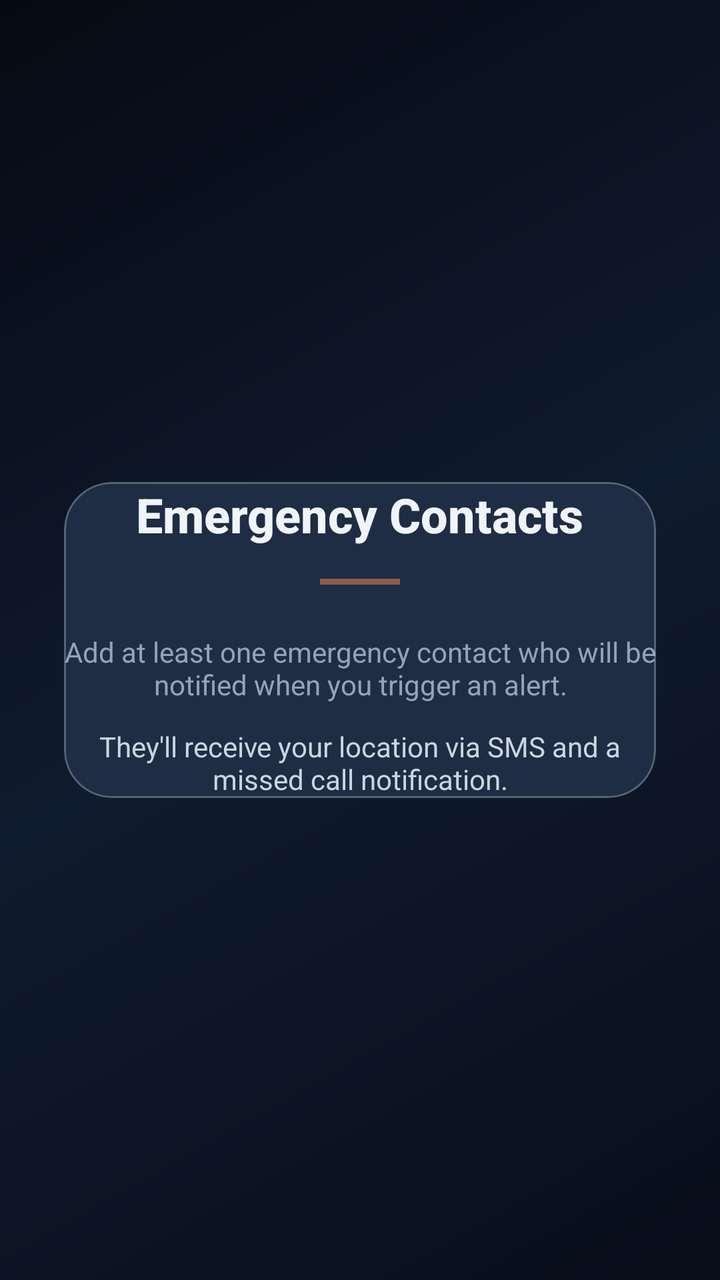
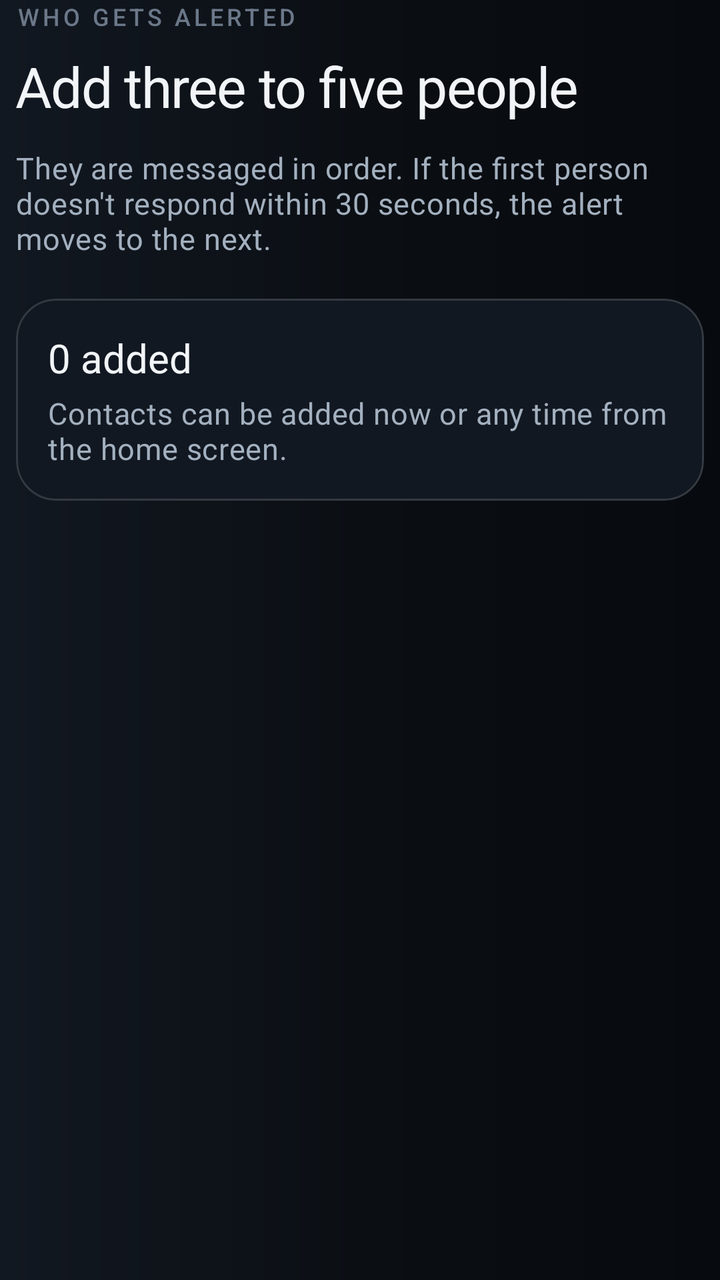

The first picture is an Android layout as it rendered before a commit; the second is the same layout after the commit. The layout source and the unified diff follow.
<!-- AndroidManifest.xml: application theme Theme.RakshaSetu -->
<!-- res/layout/page_onboarding_contacts.xml -->
<?xml version="1.0" encoding="utf-8"?>
<LinearLayout xmlns:android="http://schemas.android.com/apk/res/android"
    xmlns:app="http://schemas.android.com/apk/res-auto"
    android:layout_width="match_parent"
    android:layout_height="match_parent"
    android:orientation="vertical"
    android:background="@drawable/bg_gradient_dark"
    android:gravity="center"
    android:padding="32dp">

    <com.google.android.material.card.MaterialCardView
        android:layout_width="match_parent"
        android:layout_height="wrap_content"
        app:cardCornerRadius="24dp"
        app:cardElevation="0dp"
        app:cardBackgroundColor="@color/glass_card_solid"
        app:strokeColor="@color/glass_border"
        app:strokeWidth="1dp"
        android:padding="32dp">

        <LinearLayout
            android:layout_width="match_parent"
            android:layout_height="wrap_content"
            android:orientation="vertical"
            android:gravity="center">

            <TextView
                android:layout_width="wrap_content"
                android:layout_height="wrap_content"
                android:text="Emergency Contacts"
                android:textSize="24sp"
                android:textStyle="bold"
                android:textColor="@color/text_primary"
                android:fontFamily="sans-serif-medium" />

            <View
                android:layout_width="40dp"
                android:layout_height="3dp"
                android:background="@color/md_theme_primary"
                android:layout_marginTop="16dp"
                android:alpha="0.5" />

            <TextView
                android:layout_width="match_parent"
                android:layout_height="wrap_content"
                android:text="Add at least one emergency contact who will be notified when you trigger an alert."
                android:textSize="14sp"
                android:textColor="@color/text_secondary"
                android:layout_marginTop="24dp"
                android:gravity="center" />

            <TextView
                android:layout_width="match_parent"
                android:layout_height="wrap_content"
                android:text="They'll receive your location via SMS and a missed call notification."
                android:textSize="14sp"
                android:textColor="@color/text_glass"
                android:layout_marginTop="12dp"
                android:gravity="center" />
        </LinearLayout>
    </com.google.android.material.card.MaterialCardView>
</LinearLayout>
<!-- resources referenced by this layout -->
<resources>
  <color name="glass_border">#40FFFFFF</color>
  <color name="glass_card_solid">#1E2D44</color>
  <color name="md_theme_primary">#FF8A5C</color>
  <color name="text_glass">#CBD5E1</color>
  <color name="text_primary">#F0F4F8</color>
  <color name="text_secondary">#94A3B8</color>
  <!-- drawable bg_gradient_dark (drawable) -->
  <?xml version="1.0" encoding="utf-8"?>
  <shape xmlns:android="http://schemas.android.com/apk/res/android"
      android:shape="rectangle">
      <gradient
          android:type="linear"
          android:angle="135"
          android:startColor="@color/background_gradient_start"
          android:centerColor="@color/background_gradient_mid"
          android:endColor="@color/background_gradient_end" />
  </shape>
  <style name="Theme.RakshaSetu" parent="Theme.Material3.Dark.NoActionBar">
          <item name="colorPrimary">@color/md_theme_primary</item>
          <item name="colorPrimaryDark">@color/primary_dark</item>
          <item name="colorAccent">@color/accent</item>
          <item name="android:windowBackground">@color/background</item>
          <item name="android:statusBarColor">@android:color/transparent</item>
          <item name="android:navigationBarColor">@android:color/transparent</item>
          <item name="android:windowDrawsSystemBarBackgrounds">true</item>
          <item name="android:windowTranslucentStatus">false</item>
          <item name="colorOnPrimary">@color/md_theme_onPrimary</item>
          <item name="colorSecondary">@color/md_theme_secondary</item>
          <item name="colorOnSecondary">@color/md_theme_onSecondary</item>
          <item name="android:colorBackground">@color/md_theme_background</item>
          <item name="colorSurface">@color/md_theme_surface</item>
          <item name="colorOnSurface">@color/md_theme_onSurface</item>
      </style>
  <color name="background_gradient_start">#080E1A</color>
  <color name="background_gradient_mid">#0F1B2E</color>
  <color name="background_gradient_end">#060A14</color>
  <color name="primary_dark">#E55A25</color>
  <color name="accent">#FFD166</color>
  <color name="background">#080E1A</color>
  <color name="md_theme_onPrimary">#FFFFFF</color>
  <color name="md_theme_secondary">#C4A882</color>
  <color name="md_theme_onSecondary">#2B1A00</color>
  <color name="md_theme_background">#080E1A</color>
  <color name="md_theme_surface">#1E2D44</color>
  <color name="md_theme_onSurface">#E2E8F0</color>
</resources>

<!-- the commit's change to res/layout/page_onboarding_contacts.xml (unified diff, before → after) -->
@@ -4,59 +4,59 @@
     android:layout_width="match_parent"
     android:layout_height="match_parent"
     android:orientation="vertical"
-    android:background="@drawable/bg_gradient_dark"
-    android:gravity="center"
-    android:padding="32dp">
+    android:paddingHorizontal="@dimen/space_2">
+
+    <TextView
+        android:layout_width="match_parent"
+        android:layout_height="wrap_content"
+        android:text="Who gets alerted"
+        android:textAppearance="@style/TextAppearance.RS.Eyebrow" />
+
+    <TextView
+        android:layout_width="match_parent"
+        android:layout_height="wrap_content"
+        android:layout_marginTop="@dimen/space_2"
+        android:text="Add three to five people"
+        android:textAppearance="@style/TextAppearance.RS.H1" />
+
+    <TextView
+        android:layout_width="match_parent"
+        android:layout_height="wrap_content"
+        android:layout_marginTop="@dimen/space_3"
+        android:text="They are messaged in order. If the first person doesn't respond within 30 seconds, the alert moves to the next."
+        android:textAppearance="@style/TextAppearance.RS.Body" />
 
     <com.google.android.material.card.MaterialCardView
+        style="@style/Widget.RS.Card"
         android:layout_width="match_parent"
         android:layout_height="wrap_content"
-        app:cardCornerRadius="24dp"
-        app:cardElevation="0dp"
-        app:cardBackgroundColor="@color/glass_card_solid"
-        app:strokeColor="@color/glass_border"
-        app:strokeWidth="1dp"
-        android:padding="32dp">
+        android:layout_marginTop="@dimen/space_5">
 
         <LinearLayout
             android:layout_width="match_parent"
             android:layout_height="wrap_content"
             android:orientation="vertical"
-            android:gravity="center">
+            android:padding="@dimen/space_4">
 
             <TextView
-                android:layout_width="wrap_content"
+                android:id="@+id/tvContactCount"
+                android:layout_width="match_parent"
                 android:layout_height="wrap_content"
-                android:text="Emergency Contacts"
-                android:textSize="24sp"
-                android:textStyle="bold"
-                android:textColor="@color/text_primary"
-                android:fontFamily="sans-serif-medium" />
-
-            <View
-                android:layout_width="40dp"
-                android:layout_height="3dp"
-                android:background="@color/md_theme_primary"
-                android:layout_marginTop="16dp"
-                android:alpha="0.5" />
+                android:text="0 added"
+                android:textAppearance="@style/TextAppearance.RS.H2" />
 
             <TextView
                 android:layout_width="match_parent"
                 android:layout_height="wrap_content"
-                android:text="Add at least one emergency contact who will be notified when you trigger an alert."
-                android:textSize="14sp"
-                android:textColor="@color/text_secondary"
-                android:layout_marginTop="24dp"
-                android:gravity="center" />
-
-            <TextView
-                android:layout_width="match_parent"
-                android:layout_height="wrap_content"
-                android:text="They'll receive your location via SMS and a missed call notification."
-                android:textSize="14sp"
-                android:textColor="@color/text_glass"
-                android:layout_marginTop="12dp"
-                android:gravity="center" />
+                android:layout_marginTop="@dimen/space_1"
+                android:text="Contacts can be added now or any time from the home screen."
+                android:textAppearance="@style/TextAppearance.RS.Body" />
         </LinearLayout>
     </com.google.android.material.card.MaterialCardView>
+
+    <View
+        android:layout_width="match_parent"
+        android:layout_height="0dp"
+        android:layout_weight="1" />
+
 </LinearLayout>
<!-- resource entries referenced after the edit -->
@@ -1,49 +1,94 @@
 <!-- resources referenced by this layout -->
 <resources>
-  <color name="glass_border">#40FFFFFF</color>
-  <color name="glass_card_solid">#1E2D44</color>
-  <color name="md_theme_primary">#FF8A5C</color>
-  <color name="text_glass">#CBD5E1</color>
-  <color name="text_primary">#F0F4F8</color>
-  <color name="text_secondary">#94A3B8</color>
+  <dimen name="space_1">4dp</dimen>
+  <dimen name="space_2">8dp</dimen>
+  <dimen name="space_3">12dp</dimen>
+  <dimen name="space_4">16dp</dimen>
+  <dimen name="space_5">20dp</dimen>
+  <style name="TextAppearance.RS.Body" parent="TextAppearance.Material3.BodyMedium">
+          <item name="android:textSize">@dimen/type_body</item>
+          <item name="android:textColor">@color/text_secondary</item>
+          <item name="android:lineSpacingMultiplier">1.25</item>
+      </style>
+  <style name="TextAppearance.RS.Eyebrow" parent="TextAppearance.Material3.LabelSmall">
+          <item name="android:textSize">@dimen/type_label</item>
+          <item name="android:textColor">@color/text_muted</item>
+          <item name="android:fontFamily">sans-serif-medium</item>
+          <item name="android:textAllCaps">true</item>
+          <item name="android:letterSpacing">0.14</item>
+      </style>
+  <style name="TextAppearance.RS.H1" parent="TextAppearance.Material3.HeadlineSmall">
+          <item name="android:textSize">@dimen/type_h1</item>
+          <item name="android:textColor">@color/text_primary</item>
+          <item name="android:fontFamily">sans-serif-medium</item>
+          <item name="android:letterSpacing">-0.02</item>
+      </style>
+  <style name="TextAppearance.RS.H2" parent="TextAppearance.Material3.TitleLarge">
+          <item name="android:textSize">@dimen/type_h2</item>
+          <item name="android:textColor">@color/text_primary</item>
+          <item name="android:fontFamily">sans-serif-medium</item>
+      </style>
+  <style name="Widget.RS.Card" parent="Widget.Material3.CardView.Filled">
+          <item name="cardBackgroundColor">@color/surface_raised</item>
+          <item name="cardCornerRadius">@dimen/radius_card</item>
+          <item name="cardElevation">0dp</item>
+          <item name="strokeColor">@color/hairline_default</item>
+          <item name="strokeWidth">@dimen/hairline</item>
+          <item name="rippleColor">@color/ripple_light</item>
+      </style>
+  <color name="text_primary">#F2F5F8</color>
+  <dimen name="type_h2">20sp</dimen>
+  <color name="surface_raised">#121821</color>
+  <dimen name="radius_card">20dp</dimen>
+  <color name="hairline_default">#26FFFFFF</color>
+  <dimen name="hairline">1dp</dimen>
+  <color name="ripple_light">#1FFFFFFF</color>
+  <color name="text_secondary">#A3B0BF</color>
+  <dimen name="type_label">12sp</dimen>
+  <color name="text_muted">#6B7889</color>
+  <dimen name="type_h1">28sp</dimen>
   <!-- drawable bg_gradient_dark (drawable) -->
   <?xml version="1.0" encoding="utf-8"?>
   <shape xmlns:android="http://schemas.android.com/apk/res/android"
       android:shape="rectangle">
       <gradient
           android:type="linear"
-          android:angle="135"
-          android:startColor="@color/background_gradient_start"
-          android:centerColor="@color/background_gradient_mid"
-          android:endColor="@color/background_gradient_end" />
+          android:angle="180"
+          android:startColor="@color/surface_sunken"
+          android:centerColor="@color/surface_base"
+          android:endColor="@color/surface_raised" />
   </shape>
+  <color name="surface_sunken">#070A0E</color>
   <style name="Theme.RakshaSetu" parent="Theme.Material3.Dark.NoActionBar">
-          <item name="colorPrimary">@color/md_theme_primary</item>
-          <item name="colorPrimaryDark">@color/primary_dark</item>
-          <item name="colorAccent">@color/accent</item>
-          <item name="android:windowBackground">@color/background</item>
+          <item name="colorPrimary">@color/accent</item>
+          <item name="colorOnPrimary">@color/text_on_accent</item>
+          <item name="colorPrimaryContainer">@color/accent_muted</item>
+          <item name="colorOnPrimaryContainer">@color/accent</item>
+          <item name="colorSecondary">@color/data_text</item>
+          <item name="colorOnSecondary">@color/surface_base</item>
+          <item name="colorError">@color/sos_button</item>
+          <item name="android:colorBackground">@color/surface_base</item>
+          <item name="colorSurface">@color/surface_raised</item>
+          <item name="colorOnSurface">@color/text_primary</item>
+          <item name="colorSurfaceVariant">@color/surface_overlay</item>
+          <item name="colorOnSurfaceVariant">@color/text_secondary</item>
+          <item name="colorOutline">@color/hairline_strong</item>
+          <item name="android:windowBackground">@drawable/bg_gradient_dark</item>
           <item name="android:statusBarColor">@android:color/transparent</item>
           <item name="android:navigationBarColor">@android:color/transparent</item>
           <item name="android:windowDrawsSystemBarBackgrounds">true</item>
-          <item name="android:windowTranslucentStatus">false</item>
-          <item name="colorOnPrimary">@color/md_theme_onPrimary</item>
-          <item name="colorSecondary">@color/md_theme_secondary</item>
-          <item name="colorOnSecondary">@color/md_theme_onSecondary</item>
-          <item name="android:colorBackground">@color/md_theme_background</item>
-          <item name="colorSurface">@color/md_theme_surface</item>
-          <item name="colorOnSurface">@color/md_theme_onSurface</item>
+          <item name="android:textColorPrimary">@color/text_primary</item>
+          <item name="android:textColorSecondary">@color/text_secondary</item>
+          <item name="android:textColorHint">@color/text_muted</item>
       </style>
-  <color name="background_gradient_start">#080E1A</color>
-  <color name="background_gradient_mid">#0F1B2E</color>
-  <color name="background_gradient_end">#060A14</color>
-  <color name="primary_dark">#E55A25</color>
-  <color name="accent">#FFD166</color>
-  <color name="background">#080E1A</color>
-  <color name="md_theme_onPrimary">#FFFFFF</color>
-  <color name="md_theme_secondary">#C4A882</color>
-  <color name="md_theme_onSecondary">#2B1A00</color>
-  <color name="md_theme_background">#080E1A</color>
-  <color name="md_theme_surface">#1E2D44</color>
-  <color name="md_theme_onSurface">#E2E8F0</color>
+  <dimen name="type_body">15sp</dimen>
+  <color name="accent">#FF6A3D</color>
+  <color name="text_on_accent">#1A0B07</color>
+  <color name="accent_muted">#33205A38</color>
+  <color name="data_text">#8FA3BC</color>
+  <color name="surface_base">#0B0F14</color>
+  <color name="sos_button">#E23D2E</color>
+  <color name="surface_overlay">#18202B</color>
+  <color name="hairline_strong">#3DFFFFFF</color>
 </resources>
 
